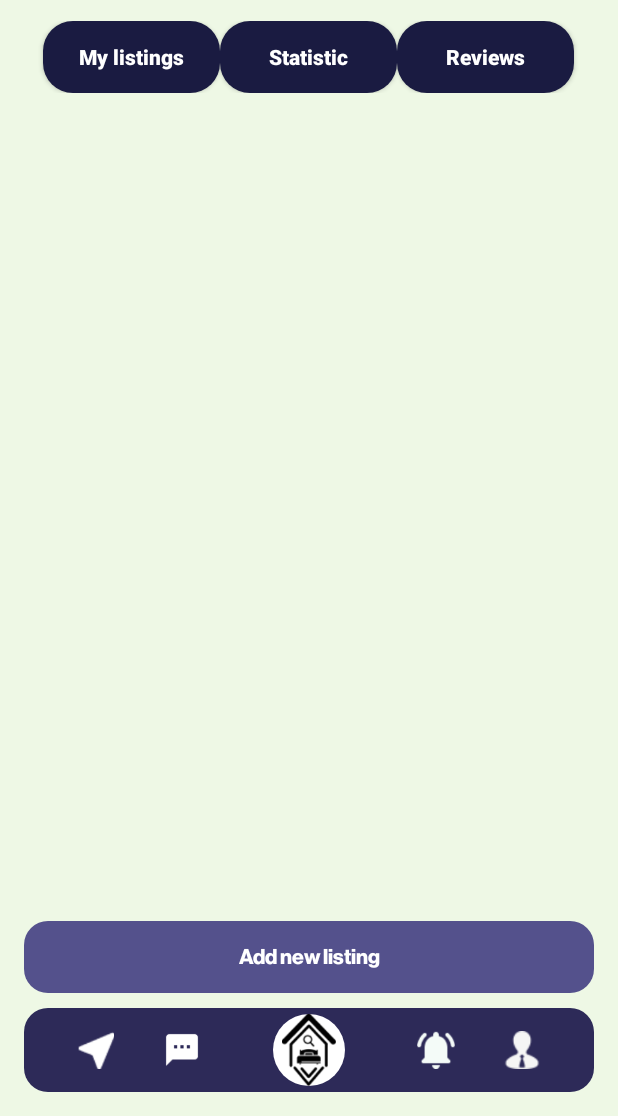
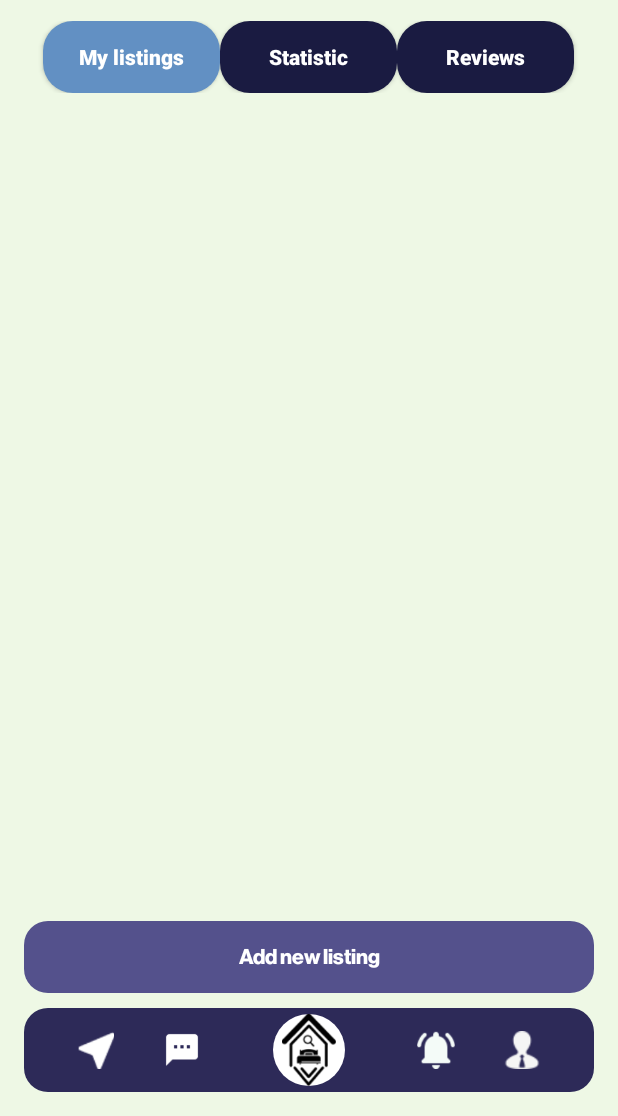
Before and after one commit to sheeshabolshaning/DormSpotAndroid, an Android app: the listing1 screen opened directly, with no data from a screen before it, after a tap on "My listings", on a phone screen of 412 x 824 dp, the part 120-1236 px from its top. Run offline under Robolectric (Android 15) with nearby library versions, the phone set to English and light mode, and no system bars; our stand-ins replace Firebase (no records; nobody signed in at launch, a user with empty details on screens opened directly).

Commit message:
fixed buttons

```diff
--- a/app/src/main/java/com/example/dormspot/MainActivitySpottee/listing1.java
+++ b/app/src/main/java/com/example/dormspot/MainActivitySpottee/listing1.java
@@ -1,5 +1,4 @@
 package com.example.dormspot.MainActivitySpottee;
-
 
 import android.content.Intent;
 import android.os.Bundle;
@@ -36,7 +35,6 @@ public class listing1 extends AppCompatActivity {
         myListingsButton = findViewById(R.id.my_listings);
         statisticButton = findViewById(R.id.statistic);
         reviewsButton = findViewById(R.id.reviews);
-        myListingsButton.setSelected(true);
 
         // RecyclerView setup
         recyclerView = findViewById(R.id.recyclerViewListings);
@@ -50,9 +48,12 @@ public class listing1 extends AppCompatActivity {
         // Fetch listings from Firestore
         fetchListingsFromFirestore();
 
+        // Set default button selection on launch
+        selectButton(myListingsButton);
+
         // Button click listeners
         myListingsButton.setOnClickListener(v -> {
-            selectButton(myListingsButton);
+            selectButton(myListingsButton); // Set "My Listings" as selected
             Intent intent = new Intent(listing1.this, listing2.class);
             startActivity(intent);
         });
@@ -88,10 +89,27 @@ public class listing1 extends AppCompatActivity {
     }
 
     private void selectButton(Button selectedButton) {
-        // Unselect other buttons
+        // Reset all buttons to default
+        resetButtons();
+
+        // Highlight the selected button
+        selectedButton.setSelected(true); // Set button as selected
+        selectedButton.setBackgroundResource(R.drawable.button_selector); // Update selector background
+        selectedButton.setTextColor(getResources().getColor(R.color.white)); // Set text color to white (or your preferred color)
+    }
+
+    private void resetButtons() {
+        // Reset the background and text color for all buttons
         myListingsButton.setSelected(false);
         statisticButton.setSelected(false);
         reviewsButton.setSelected(false);
-        selectedButton.setSelected(true);
+
+        myListingsButton.setBackgroundResource(R.drawable.button_selector); // Ensure this is the default background
+        statisticButton.setBackgroundResource(R.drawable.button_selector);
+        reviewsButton.setBackgroundResource(R.drawable.button_selector);
+
+        myListingsButton.setTextColor(getResources().getColor(R.color.white)); // Reset text color
+        statisticButton.setTextColor(getResources().getColor(R.color.white));
+        reviewsButton.setTextColor(getResources().getColor(R.color.white));
     }
 }
--- a/app/src/main/res/drawable/button_selector.xml
+++ b/app/src/main/res/drawable/button_selector.xml
@@ -1,7 +1,8 @@
-<!-- res/drawable/button_selector.xml -->
 <selector xmlns:android="http://schemas.android.com/apk/res/android">
     <!-- Selected state -->
-    <item android:state_pressed="true" android:drawable="@color/light_blue"/>
+    <item android:state_selected="true" android:drawable="@drawable/rounded_selected" />
+    <!-- Pressed state -->
+    <item android:state_pressed="true" android:drawable="@drawable/rounded_selected" />
     <!-- Default state -->
-    <item android:drawable="@drawable/rounded_button2"/>
+    <item android:drawable="@drawable/rounded_selector" />
 </selector>
--- /dev/null
+++ b/app/src/main/res/drawable/rounded_selected.xml
@@ -0,0 +1,5 @@
+<?xml version="1.0" encoding="utf-8"?>
+<shape xmlns:android="http://schemas.android.com/apk/res/android">
+    <solid android:color="@color/light_blue" /> <!-- Default color -->
+    <corners android:radius="20dp"/> <!-- 20dp rounded corners -->
+</shape>
--- /dev/null
+++ b/app/src/main/res/drawable/rounded_selector.xml
@@ -0,0 +1,5 @@
+<?xml version="1.0" encoding="utf-8"?>
+<shape xmlns:android="http://schemas.android.com/apk/res/android">
+    <solid android:color="@color/dormspot_bg" /> <!-- Default color -->
+    <corners android:radius="20dp"/> <!-- 20dp rounded corners -->
+</shape>
```
Also changed, not shown: app/src/main/java/com/example/dormspot/MainActivitySpottee/ListingAdapter.java (+20 -11 lines).
